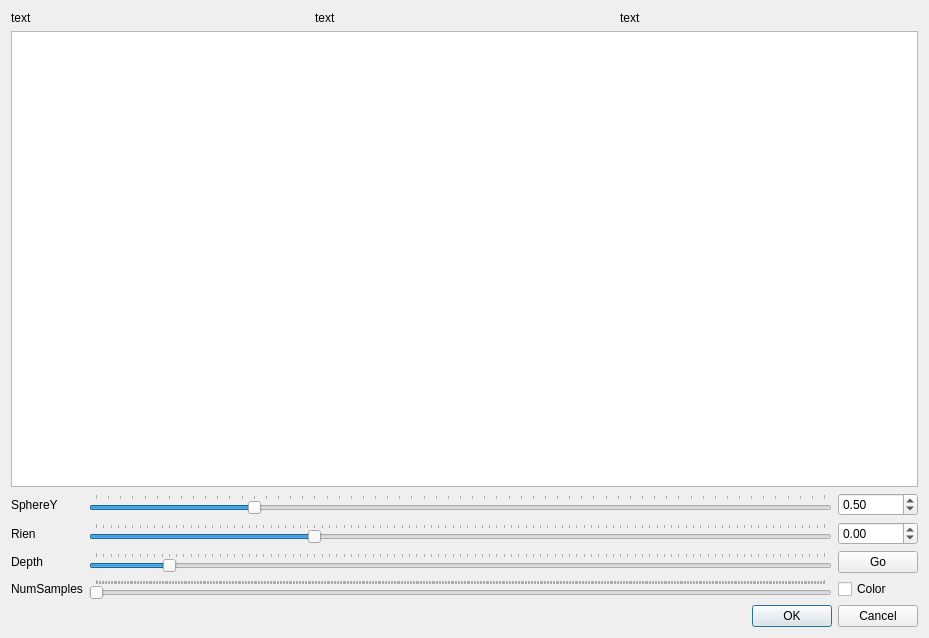
Old version of the form rayview_rtiow.ui in the repository joblobob/ray.
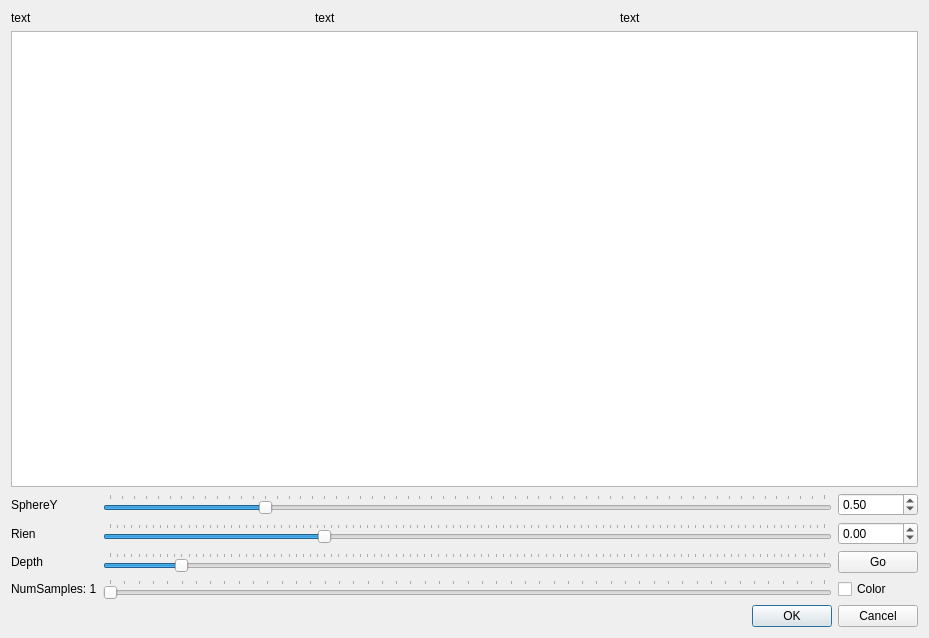
New version of the form.

What changed in the file:
```diff
--- a/rayview_rtiow.ui
+++ b/rayview_rtiow.ui
@@ -70,6 +70,9 @@
        <property name="tickPosition">
         <enum>QSlider::TicksAbove</enum>
        </property>
+       <property name="tickInterval">
+        <number>10</number>
+       </property>
       </widget>
      </item>
      <item row="0" column="0">
@@ -186,7 +189,7 @@
      <item row="3" column="0">
       <widget class="QLabel" name="label_4">
        <property name="text">
-        <string>NumSamples</string>
+        <string>NumSamples: 1</string>
        </property>
       </widget>
      </item>
```
Left out of the diff: 2 changed lines with no effect on the pictures.
